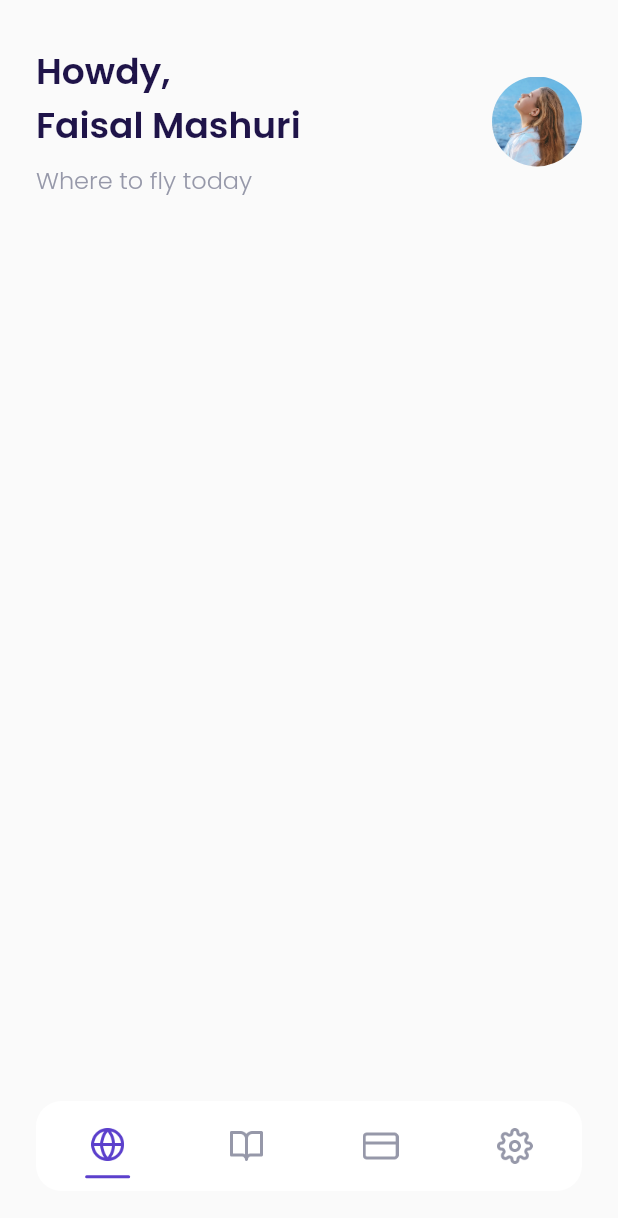
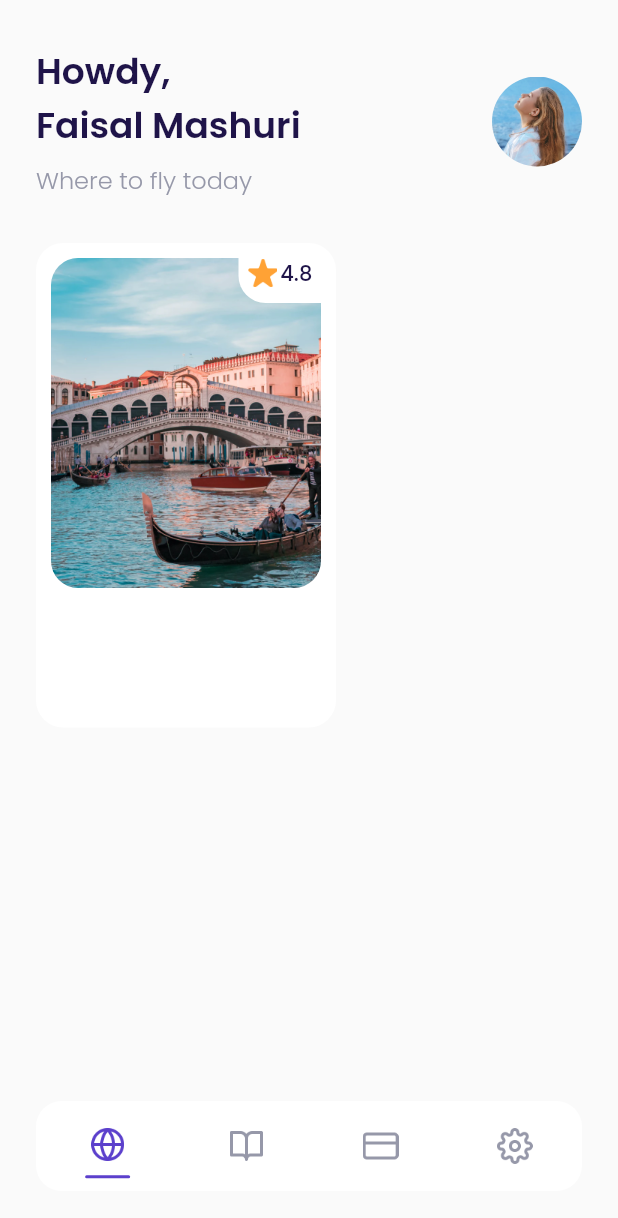
Before and after one commit to FaisalMashuri/ticket_plane, a Flutter app: the MainPage screen opened by its route, on a phone screen of 412 x 824 dp. Shown: the top 1218 px of the screen. Run offline on Flutter 3.47's test engine with Material 2 defaults, Android fonts, the phone set to English and light mode, and no system bars; our stand-ins replace google_fonts.

```diff
--- a/lib/ui/pages/home_page.dart
+++ b/lib/ui/pages/home_page.dart
@@ -50,8 +50,81 @@ class HomePage extends StatelessWidget {
       );
     }
 
+    Widget popularDestination() {
+      return Container(
+        margin: EdgeInsets.only(top:30),
+        child: Row(
+          children: [
+            Container(
+              width: 200,
+              height: 323,
+              margin: EdgeInsets.only(
+                left: defaultMargin
+              ),
+              padding: EdgeInsets.all(10),
+              decoration: BoxDecoration(
+                borderRadius: BorderRadius.circular(18),
+                color: kWhiteColor
+              ),
+              child: Column(
+                children: [
+                  Container(
+                    width: 180,
+                    height: 220,
+                    decoration: BoxDecoration(
+                      borderRadius: BorderRadius.circular(18),
+                      image: DecorationImage(
+                        image: AssetImage("assets/image_destination1.png")
+                      )
+                    ),
+                    child: Align(
+                      alignment: Alignment.topRight,
+                      child: Container(
+                        width: 55,
+                        height: 30,
+                        decoration: BoxDecoration(
+                          color: kWhiteColor,
+                          borderRadius: BorderRadius.only(
+                            bottomLeft: Radius.circular(18)
+                          )
+                        ),
+                        child: Row(
+                          mainAxisAlignment: MainAxisAlignment.center,
+                          crossAxisAlignment: CrossAxisAlignment.start,
+                          children: [
+                            Container(
+                              margin: EdgeInsets.only(right: 2),
+                              width: 20,
+                              height: 20,
+                              decoration: BoxDecoration(
+                                image: DecorationImage(
+                                  image: AssetImage("assets/icon_star.png")
+                                )
+                              ),
+                            ),
+                            Text(
+                              "4.8",
+                              style: blackTextStyle.copyWith(
+                                fontWeight: medium
+                              ),
+                            )
+                          ],
+                        ),
+                      ),
+                    ),
+                  )
+                ],
+              ),
+            )
+          ],
+        ),
+      );
+    }
     return ListView(
-      children: [header()],
+      children: [
+        header(),
+        popularDestination()
+      ],
     );
   }
 }
```
